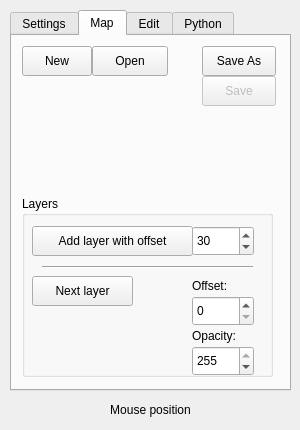
This is Annchienta/games/editor/editor.ui in sago007/annchienta as Qt 5 draws it before an edit. The edited form follows.
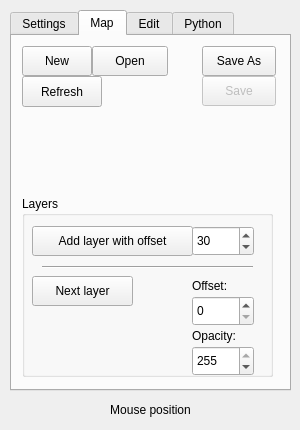
This is the edited form. The open tabs and pages were chosen to show the change.

Diff of the .ui file:
```diff
--- a/Annchienta/games/editor/editor.ui
+++ b/Annchienta/games/editor/editor.ui
@@ -354,6 +354,19 @@
       </property>
      </widget>
     </widget>
+    <widget class="QPushButton" name="refreshMapButton" >
+     <property name="geometry" >
+      <rect>
+       <x>10</x>
+       <y>40</y>
+       <width>80</width>
+       <height>31</height>
+      </rect>
+     </property>
+     <property name="text" >
+      <string>Refresh</string>
+     </property>
+    </widget>
    </widget>
    <widget class="QWidget" name="editTab" >
     <attribute name="title" >
```
Left out of the diff: 4 changed lines with no effect on the pictures.
